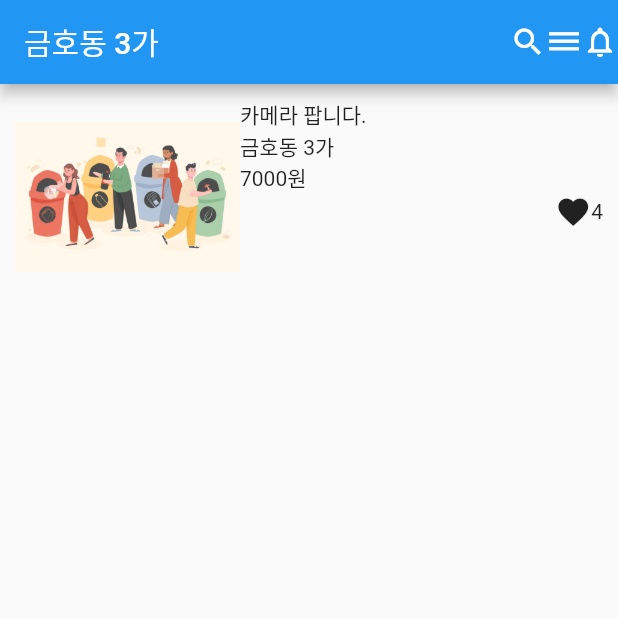
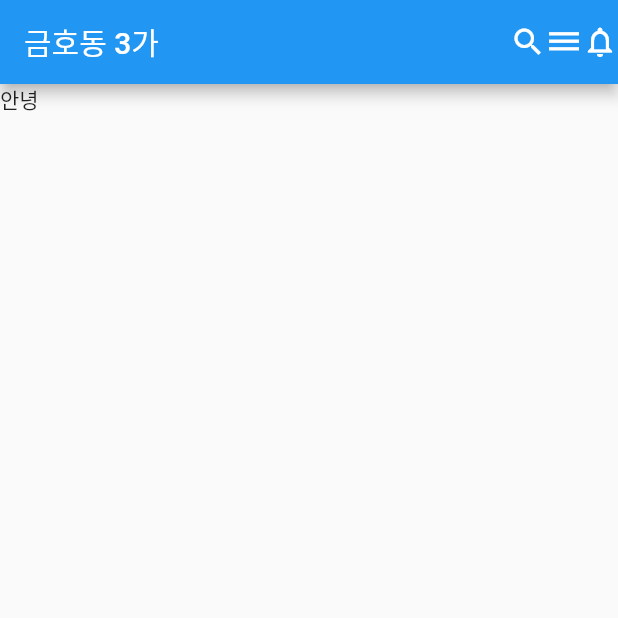
Before and after one commit to rumor1993/flutter-study, a Flutter app: the screen it shows after launch, on a phone screen of 412 x 824 dp, the top half of it. Run offline on Flutter 3.47's test engine with Material 2 defaults, Android fonts, the phone set to English and light mode, and no system bars.

Commit message:
커스텀 위젯

```diff
--- a/lib/main.dart
+++ b/lib/main.dart
@@ -15,34 +15,20 @@ class MyApp extends StatelessWidget {
           title: Text("금호동 3가"),
           actions: [Icon(Icons.search), Icon(Icons.dehaze), Icon(Icons.notifications_none),],
         ),
-        body: Container(
-          height: 150,
-          padding: EdgeInsets.all(10),
-          child: Row(
-            children: [
-              Image.asset('assets/3758687.jpg', width: 150,),
-              Flexible(child: Container(
-                child: Column(
-                  crossAxisAlignment: CrossAxisAlignment.start,
-                  children: [
-                    Text('카메라 팝니다.'),
-                    Text('금호동 3가'),
-                    Text('7000원'),
-                    Row(
-
-                      mainAxisAlignment: MainAxisAlignment.end,
-                      children: [
-                        Icon(Icons.favorite),
-                        Text('4'),
-                      ],
-                    )
-                  ],
-                ),
-              ), flex: 7,)
-            ],
-          ),
-        ),
+        body: ShopItem()
       ),
     );
   }
 }
+
+// 커스텀 위젯
+class ShopItem extends StatelessWidget {
+  const ShopItem({Key? key}) : super(key: key);
+
+  @override
+  Widget build(BuildContext context) {
+    return SizedBox(
+      child: Text('안녕'),
+    );
+  }
+}
```
